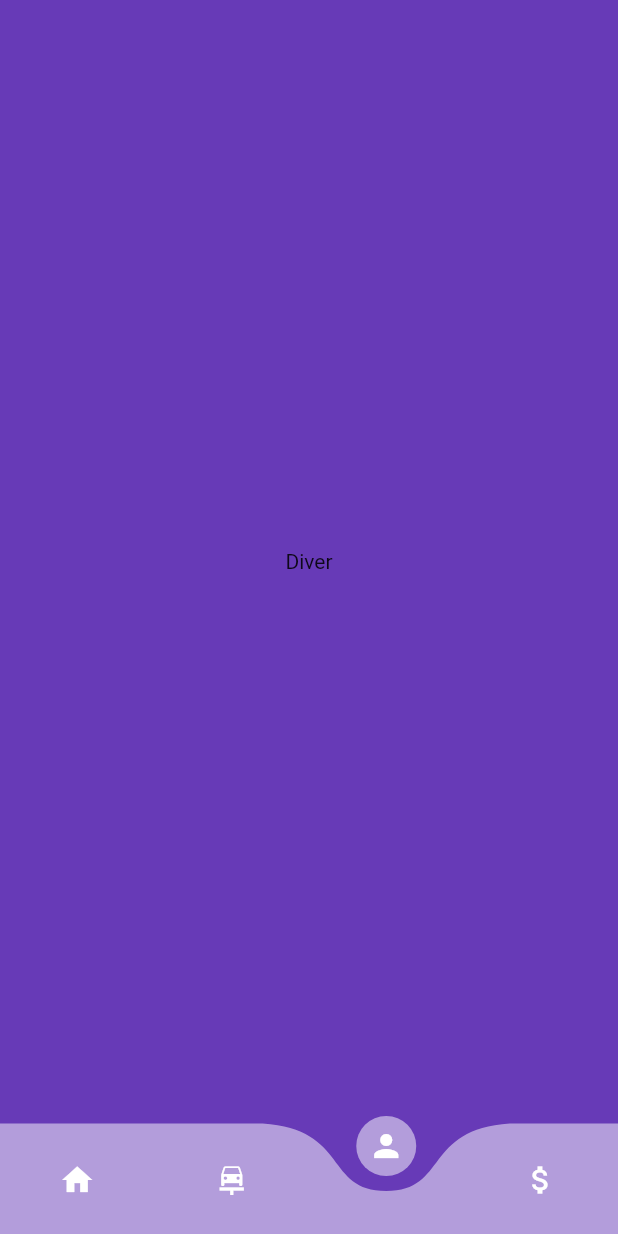
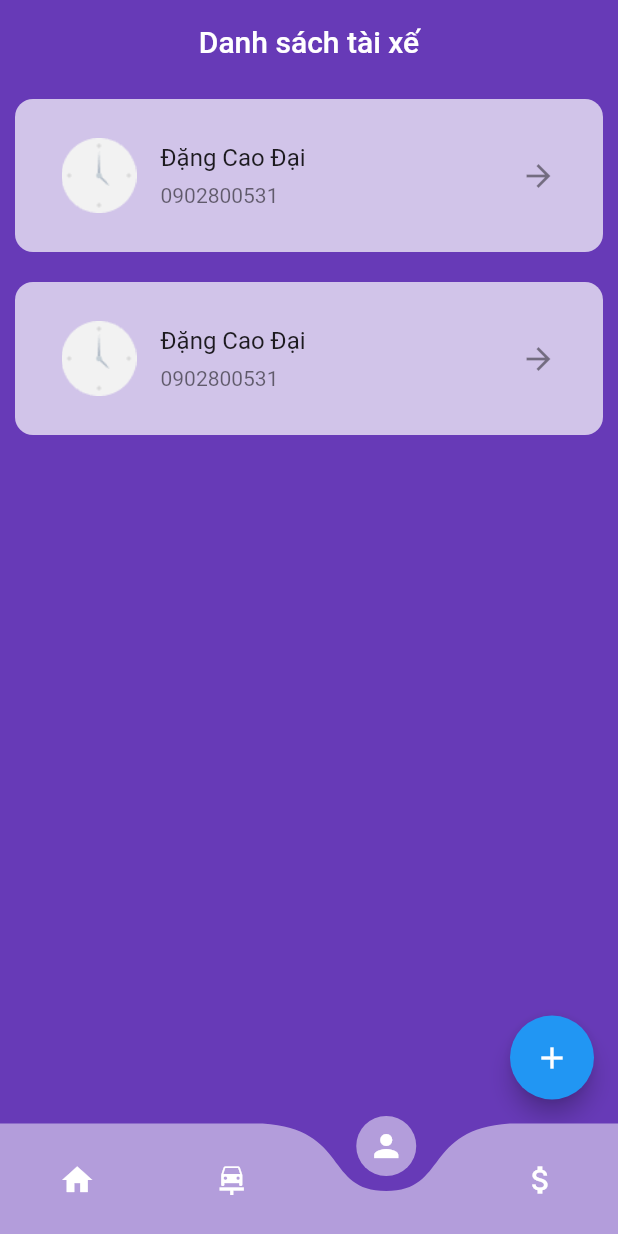
Before and after one commit to TranDangKhoaID/coach_ticket_booking_admin, a Flutter app: the screen it shows after launch, item 3 of the bottom bar chosen, on a phone screen of 412 x 824 dp. Run offline on Flutter 3.47's test engine with Material 2 defaults, Android fonts, the phone set to English and light mode, and no system bars; drawn by our look-alikes of curved_navigation_bar; our stand-ins replace dotted_line, firebase_auth, firebase_core, firebase_database, flutter_easyloading, get and 1 more; accounts and stored records are empty.

Commit message:
add sign up driver UI

```diff
--- a/lib/app/app.dart
+++ b/lib/app/app.dart
@@ -1,11 +1,11 @@
 import 'package:flutter/material.dart';
 import 'package:flutter_easyloading/flutter_easyloading.dart';
-import 'package:get/get_navigation/src/root/get_material_app.dart';
-import 'package:get/get_navigation/src/routes/get_route.dart';
+import 'package:get/get.dart';
 import 'package:tdc_coach_admin/app/auth/auth.dart';
 import 'package:tdc_coach_admin/app/auth/auth_controller.dart';
 import 'package:tdc_coach_admin/app/storage/app_shared.dart';
 import 'package:tdc_coach_admin/presentation/driver/home_driver_screen.dart';
+import 'package:tdc_coach_admin/presentation/garage/driver/signup_driver/signup_driver.dart';
 import 'package:tdc_coach_admin/presentation/garage/home_page/detail_trip/detail_trip.dart';
 import 'package:tdc_coach_admin/presentation/garage/main_garage_screen.dart';
 import 'package:tdc_coach_admin/presentation/sign_in/login_screen.dart';
@@ -17,19 +17,7 @@ class MyApp extends StatelessWidget {
   Widget build(BuildContext context) {
     return GetMaterialApp(
       builder: EasyLoading.init(),
-      initialRoute: '/main_garage',
-      getPages: [
-        GetPage(
-          name: '/main_garage', // Tên đường dẫn mặc định
-          page: () => MainGarageScreen(),
-        ),
-        GetPage(
-          name: '/detail_trip', // Tên đường dẫn cho DetailTripScreen
-          page: () => DetailTripScreen(
-            onTap: () {},
-          ),
-        ),
-      ],
+      home: MainGarageScreen(),
     );
   }
 }
--- a/lib/presentation/garage/driver/driver_screen.dart
+++ /dev/null
@@ -1,14 +0,0 @@
-import 'package:flutter/material.dart';
-import 'package:tdc_coach_admin/app/manager/color_manager.dart';
-
-class DriverScreen extends StatelessWidget {
-  const DriverScreen({super.key});
-
-  @override
-  Widget build(BuildContext context) {
-    return Scaffold(
-      backgroundColor: AppColor.primary,
-      body: Center(child: Text('Diver')),
-    );
-  }
-}
--- /dev/null
+++ b/lib/presentation/garage/driver/drivers/component/driver_tile.dart
@@ -0,0 +1,32 @@
+import 'package:flutter/material.dart';
+import 'package:tdc_coach_admin/app/constants/image_constants.dart';
+import 'package:tdc_coach_admin/app/manager/color_manager.dart';
+
+class DriverTile extends StatelessWidget {
+  const DriverTile({super.key});
+
+  @override
+  Widget build(BuildContext context) {
+    return Container(
+      padding: EdgeInsets.all(15),
+      margin: const EdgeInsets.all(10),
+      decoration: BoxDecoration(
+        color: AppColor.primary[100],
+        borderRadius: BorderRadius.circular(12),
+      ),
+      child: ListTile(
+        title: Padding(
+          padding: const EdgeInsets.only(bottom: 8.0),
+          child: Text('Đặng Cao Đại'),
+        ),
+        subtitle: Text('0902800531'),
+        leading: Container(
+          width: 50,
+          height: double.infinity,
+          child: Image.asset(ImageConstants.clockLogin),
+        ),
+        trailing: Icon(Icons.arrow_forward),
+      ),
+    );
+  }
+}
--- /dev/null
+++ b/lib/presentation/garage/driver/drivers/driver_screen.dart
@@ -0,0 +1,35 @@
+import 'package:flutter/material.dart';
+import 'package:get/get.dart';
+import 'package:tdc_coach_admin/app/constants/image_constants.dart';
+import 'package:tdc_coach_admin/app/manager/color_manager.dart';
+import 'package:tdc_coach_admin/presentation/garage/driver/drivers/component/driver_tile.dart';
+import 'package:tdc_coach_admin/presentation/garage/driver/signup_driver/signup_driver.dart';
+
+class DriverScreen extends StatelessWidget {
+  const DriverScreen({super.key});
+
+  @override
+  Widget build(BuildContext context) {
+    return Scaffold(
+      appBar: AppBar(
+        title: Text('Danh sách tài xế'),
+        elevation: 0,
+        backgroundColor: Colors.transparent,
+        centerTitle: true,
+      ),
+      backgroundColor: AppColor.primary,
+      body: Column(
+        children: [
+          DriverTile(),
+          DriverTile(),
+        ],
+      ),
+      floatingActionButton: FloatingActionButton(
+        onPressed: () {
+          Get.to(() => SignUpDriver());
+        },
+        child: Icon(Icons.add),
+      ),
+    );
+  }
+}
--- a/lib/presentation/garage/home_page/detail_trip/detail_trip.dart
+++ b/lib/presentation/garage/home_page/detail_trip/detail_trip.dart
@@ -2,10 +2,8 @@ import 'package:flutter/material.dart';
 import 'package:tdc_coach_admin/app/manager/color_manager.dart';
 
 class DetailTripScreen extends StatefulWidget {
-  final void Function()? onTap;
   const DetailTripScreen({
     super.key,
-    required this.onTap,
   });
   @override
   State<DetailTripScreen> createState() => _DetailTripScreenState();
--- a/lib/presentation/garage/home_page/trips/component/trip_item.dart
+++ b/lib/presentation/garage/home_page/trips/component/trip_item.dart
@@ -14,8 +14,10 @@ class TripItem extends StatelessWidget {
     return Column(
       children: [
         Container(
+          margin: EdgeInsets.all(8),
           decoration: BoxDecoration(
             color: AppColor.primary[300],
+            borderRadius: BorderRadius.circular(10),
           ),
           padding: const EdgeInsets.all(16),
           child: Column(
--- a/lib/presentation/garage/home_page/trips/home_page_screen.dart
+++ b/lib/presentation/garage/home_page/trips/home_page_screen.dart
@@ -22,7 +22,7 @@ class HomePageScreen extends StatelessWidget {
           children: [
             TripItem(
               onTap: () {
-                Get.toNamed('/detail_trip');
+                Get.to(() => DetailTripScreen());
               },
             ),
             TripItem(
--- a/lib/presentation/garage/main_garage_screen.dart
+++ b/lib/presentation/garage/main_garage_screen.dart
@@ -2,8 +2,8 @@ import 'package:curved_navigation_bar/curved_navigation_bar.dart';
 import 'package:flutter/material.dart';
 import 'package:tdc_coach_admin/app/auth/auth_controller.dart';
 import 'package:tdc_coach_admin/app/manager/color_manager.dart';
-import 'package:tdc_coach_admin/presentation/garage/car/car_screen.dart';
-import 'package:tdc_coach_admin/presentation/garage/driver/driver_screen.dart';
+import 'package:tdc_coach_admin/presentation/garage/car/cars/car_screen.dart';
+import 'package:tdc_coach_admin/presentation/garage/driver/drivers/driver_screen.dart';
 import 'package:tdc_coach_admin/presentation/garage/home_page/trips/home_page_screen.dart';
 import 'package:tdc_coach_admin/presentation/garage/top_up/top_up_screen.dart';
 
```
Also changed, not shown: lib/presentation/garage/car/add_car/add_car.dart (added, +21 -0 lines), lib/presentation/garage/car/car_screen.dart (deleted, +0 -12 lines), lib/presentation/garage/car/cars/car_screen.dart (added, +34 -0 lines), lib/presentation/garage/car/cars/component/car_tile.dart (added, +32 -0 lines), lib/presentation/garage/driver/signup_driver/component/signup_button.dart (added, +28 -0 lines), lib/presentation/garage/driver/signup_driver/component/text_field.dart (added, +129 -0 lines), lib/presentation/garage/driver/signup_driver/signup_driver.dart (added, +32 -0 lines), lib/presentation/garage/driver/detail_driver/detail_driver.dart (added).
